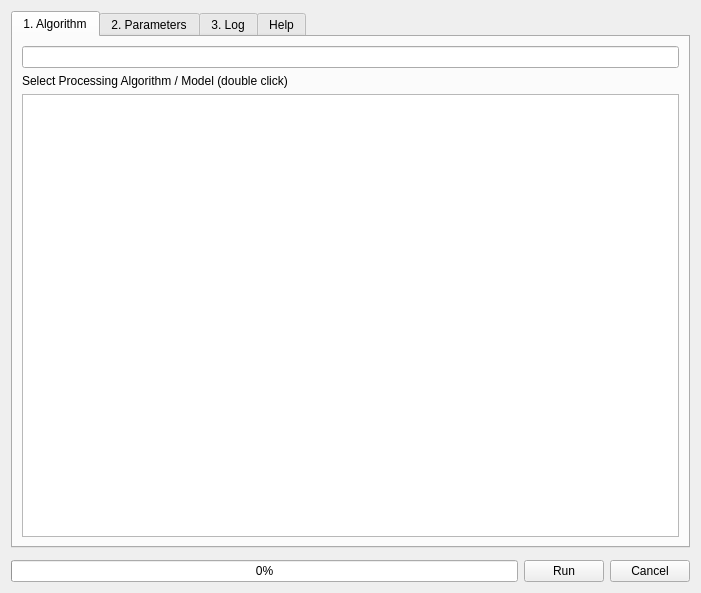
EnMAP-Box/qgispluginsupport, file qps/speclib/ui/spectralprocessingwidget.ui: the form before one commit.
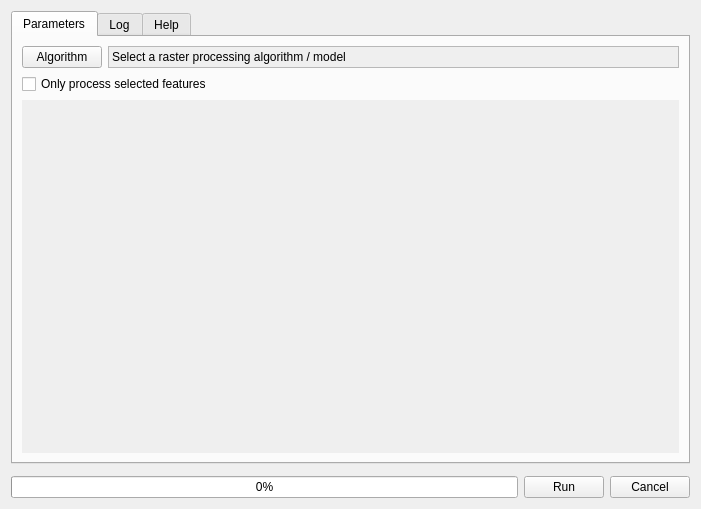
The form after the commit. The open tabs and pages were chosen to show the change. Icons and pictures are not drawn. Custom widgets are drawn as their Qt base class.

```diff
--- a/qps/speclib/ui/spectralprocessingwidget.ui
+++ b/qps/speclib/ui/spectralprocessingwidget.ui
@@ -7,7 +7,7 @@
     <x>0</x>
     <y>0</y>
     <width>701</width>
-    <height>593</height>
+    <height>509</height>
    </rect>
   </property>
   <property name="windowTitle">
@@ -41,67 +41,61 @@
       </property>
       <widget class="QWidget" name="tabProcessingAlgorithm">
        <attribute name="title">
-        <string>1. Algorithm</string>
+        <string>Parameters</string>
        </attribute>
-       <layout class="QVBoxLayout" name="verticalLayout_4">
-        <item>
-         <widget class="QgsFilterLineEdit" name="tbAlgorithmFilter">
-          <property name="qgisRelation" stdset="0">
-           <string notr="true"/>
+       <layout class="QFormLayout" name="formLayout">
+        <item row="1" column="0">
+         <widget class="QPushButton" name="btnAlgorithm">
+          <property name="toolTip">
+           <string>Select a raster processing algorithm / model</string>
           </property>
-         </widget>
-        </item>
-        <item>
-         <widget class="QLabel" name="label">
           <property name="text">
-           <string>Select Processing Algorithm / Model (double click)</string>
+           <string>Algorithm</string>
+          </property>
+          <property name="icon">
+           <iconset resource="../../../../QGIS/images/images.qrc">
+            <normaloff>:/images/themes/default/processingAlgorithm.svg</normaloff>:/images/themes/default/processingAlgorithm.svg</iconset>
           </property>
          </widget>
         </item>
-        <item>
-         <widget class="SpectralProcessingAlgorithmTreeView" name="mTreeViewAlgorithms">
-          <property name="dragEnabled">
+        <item row="1" column="1">
+         <widget class="QLabel" name="tbAlgorithmName">
+          <property name="autoFillBackground">
            <bool>true</bool>
           </property>
-          <property name="dragDropMode">
-           <enum>QAbstractItemView::DragOnly</enum>
+          <property name="styleSheet">
+           <string notr="true">color:&quot;red&quot;;</string>
           </property>
-          <attribute name="headerVisible">
+          <property name="frameShape">
+           <enum>QFrame::StyledPanel</enum>
+          </property>
+          <property name="frameShadow">
+           <enum>QFrame::Plain</enum>
+          </property>
+          <property name="text">
+           <string>Select a raster processing algorithm / model</string>
+          </property>
+          <property name="scaledContents">
            <bool>false</bool>
-          </attribute>
-         </widget>
-        </item>
-       </layout>
-      </widget>
-      <widget class="QWidget" name="tabCurrentParameters">
-       <attribute name="title">
-        <string>2. Parameters</string>
-       </attribute>
-       <layout class="QVBoxLayout" name="verticalLayout">
-        <item>
-         <widget class="QLabel" name="tbModelName">
-          <property name="text">
-           <string>&lt;no algorithm / model selected&gt;</string>
           </property>
          </widget>
         </item>
-        <item>
+        <item row="2" column="0" colspan="2">
          <widget class="QCheckBox" name="cbSelectedFeaturesOnly">
           <property name="styleSheet">
-           <string notr="true">
-background-color: rgba(255, 0, 0, 100);</string>
+           <string notr="true"/>
           </property>
           <property name="text">
            <string>Only process selected features</string>
           </property>
          </widget>
         </item>
-        <item>
+        <item row="3" column="0" colspan="2">
          <widget class="QScrollArea" name="scrollArea">
           <property name="sizePolicy">
            <sizepolicy hsizetype="Expanding" vsizetype="Expanding">
             <horstretch>5</horstretch>
-            <verstretch>0</verstretch>
+            <verstretch>2</verstretch>
            </sizepolicy>
           </property>
           <property name="frameShape">
@@ -119,7 +113,7 @@
              <x>0</x>
              <y>0</y>
              <width>651</width>
-             <height>416</height>
+             <height>312</height>
             </rect>
            </property>
           </widget>
@@ -129,7 +123,7 @@
       </widget>
       <widget class="QWidget" name="tabLog">
        <attribute name="title">
-        <string>3. Log</string>
+        <string>Log</string>
        </attribute>
        <layout class="QVBoxLayout" name="verticalLayout_5">
         <property name="spacing">
@@ -330,16 +324,6 @@
   </action>
  </widget>
  <customwidgets>
-  <customwidget>
-   <class>QgsFilterLineEdit</class>
-   <extends>QLineEdit</extends>
-   <header>qgsfilterlineedit.h</header>
-  </customwidget>
-  <customwidget>
-   <class>SpectralProcessingAlgorithmTreeView</class>
-   <extends>QTreeView</extends>
-   <header>qps.speclib.processing</header>
-  </customwidget>
   <customwidget>
    <class>QgsMessageBar</class>
    <extends>QFrame</extends>
```
Left out of the diff: 16 changed lines with no effect on the pictures.
